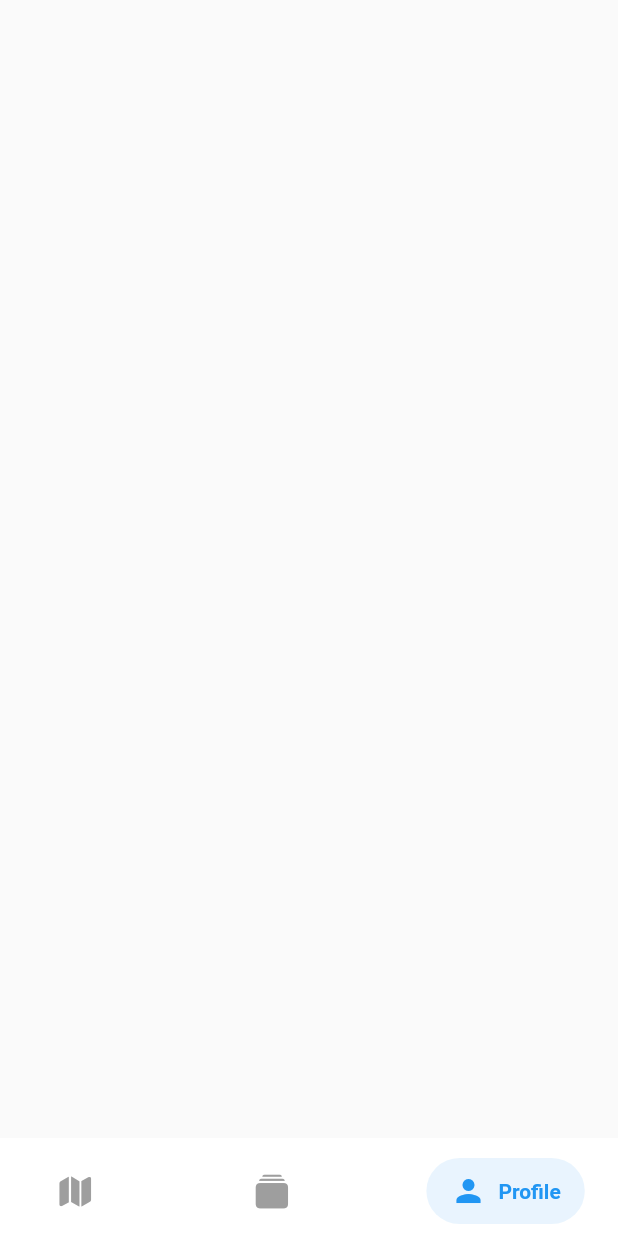
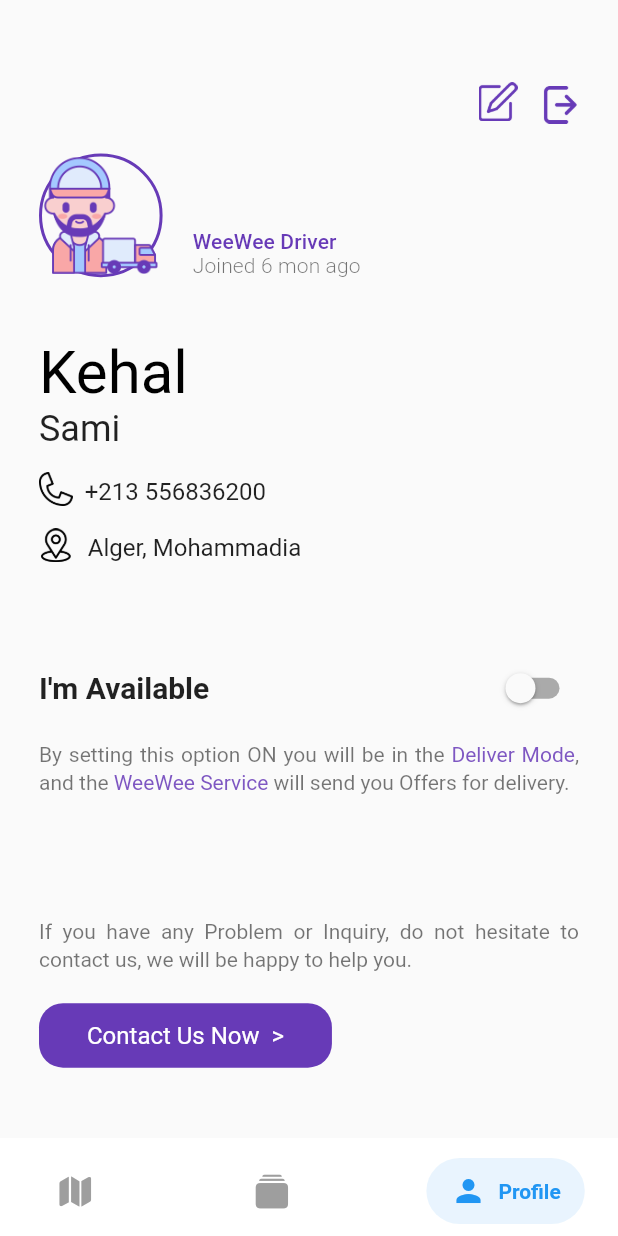
Before and after one commit to DG-Tarek/WeeWee-Delivery, a Flutter app: the screen it shows after launch, item 3 of the bottom bar chosen, on a phone screen of 412 x 824 dp. Run offline on Flutter 3.47's test engine with Material 2 defaults, Android fonts, the phone set to English and light mode, and no system bars; drawn by our look-alikes of salomon_bottom_bar; our stand-ins replace animated_text_kit, dropdown_button2, flutter_bloc, flutter_datetime_picker, flutter_screenutil, smooth_page_indicator; missing offline and left inert: circular_menu.

Commit message:
Add profile Screen

```diff
--- a/lib/src/deliver/packages/package_item.dart
+++ b/lib/src/deliver/packages/package_item.dart
@@ -18,6 +18,7 @@ class PackageItem extends StatelessWidget {
       child: GestureDetector(
         onTap: ()=>Navigator.of(context).push(_createRoute()),
         onLongPress: (){
+          DriverMainCubit().setSelectedPackage();
           DriverMainCubit().changeScreen(0);
         },
         child: Container(
--- /dev/null
+++ b/lib/src/deliver/profile/profile_screen.dart
@@ -0,0 +1,146 @@
+
+import 'package:flutter/material.dart';
+import 'package:weewee_delivery/src/constant/constant.dart';
+
+class ProfileScreen extends StatefulWidget {
+  const ProfileScreen({Key? key}) : super(key: key);
+
+  @override
+  State<ProfileScreen> createState() => _ProfileScreenState();
+}
+
+class _ProfileScreenState extends State<ProfileScreen> {
+
+  bool _available = false ;
+  @override
+  Widget build(BuildContext context) {
+    return Scaffold(
+
+      body: Padding(
+        padding: const EdgeInsets.symmetric(horizontal: 26.0),
+        child: Column(
+          crossAxisAlignment: CrossAxisAlignment.start,
+          children: [
+            Container(
+              height: height*.1,
+            alignment: Alignment.bottomRight,
+              child: Row(
+mainAxisSize: MainAxisSize.min,
+                children: [
+                  SizedBox(
+                    height: 26,
+                  width: 26,
+                    child: Image.asset("assets/icons/edit.png" , color: Colors.deepPurple,),
+                  ),
+                  const SizedBox(width: 16,),
+                  Padding(
+                    padding: const EdgeInsets.only(top: 4.0),
+                    child: SizedBox(height: 25,
+                      width: 25,
+                      child: Image.asset("assets/icons/logout.png" , color: Colors.deepPurple,),
+                    ),
+                  )
+                ],
+              ),
+            ),
+            SizedBox(height: 20,),
+            Row(
+              crossAxisAlignment: CrossAxisAlignment.end,
+              children: [
+                Container(
+                  height: height*.1,
+                  width: height*.1,
+                decoration: BoxDecoration(
+                  shape: BoxShape.circle,
+                  border: Border.all(color: Colors.deepPurple, width: 2)
+                ),
+                child:Image.asset("assets/icons/driver.png"),),
+                SizedBox(width: 20,),
+
+                Column(
+                  crossAxisAlignment: CrossAxisAlignment.start,
+                  children: [
+                    Text("WeeWee Driver", style: Theme.of(context).textTheme.titleSmall!.copyWith(color: Colors.deepPurple),),
+                    Text("Joined 6 mon ago", style: Theme.of(context).textTheme.titleSmall!.copyWith(color: Colors.black54, fontWeight: FontWeight.w300),),
+                  ],
+                ),
+              ],
+            ),
+            SizedBox(height: 40,),
+            Text("Kehal", style: Theme.of(context).textTheme.headlineLarge!.copyWith(color: Colors.black),),
+            Text("Sami", style: Theme.of(context).textTheme.headlineSmall,),
+            SizedBox(height: 15,),
+            Row(
+              crossAxisAlignment: CrossAxisAlignment.end,
+              children: [
+                SizedBox(height: 22.5,
+                width: 22.5,
+                child: Image.asset("assets/icons/phone.png"),),
+                SizedBox(width: 8,),
+                Text("+213 556836200", style: Theme.of(context).textTheme.titleMedium,),
+                              ],
+                            ),
+
+            SizedBox(height: 15,),
+            Row(
+              crossAxisAlignment: CrossAxisAlignment.end,
+              children: [
+                SizedBox(height: 22.5,
+                  width: 22.5,
+                  child: Image.asset("assets/icons/location.png"),),
+                SizedBox(width: 10,),
+                Text("Alger, Mohammadia", style: Theme.of(context).textTheme.titleMedium,),
+              ],
+            ),
+            SizedBox(height: 60,),
+            Row(
+              mainAxisAlignment: MainAxisAlignment.spaceBetween,
+              children: [
+                Text("I'm Available", style: Theme.of(context).textTheme.titleLarge!.copyWith(fontWeight: FontWeight.w600),),
+                Switch(
+                  value: _available,
+                  onChanged: (bool value) {
+                    setState(() {
+                      _available = value;
+                    });
+                  },
+                )
+              ],
+            ),
+            SizedBox(height: 10,),
+            RichText(
+              textAlign: TextAlign.justify,
+              text: TextSpan(
+                text: "By setting this option ON you will be in the ",
+                style: TextStyle(color: Colors.black54 , height: 1.35),
+                children: <TextSpan>[
+                  TextSpan(text: 'Deliver Mode', style: TextStyle(  color: Colors.deepPurple.shade400)),
+                  TextSpan(text: ', and the '),
+                  TextSpan(text: 'WeeWee Service', style: TextStyle(  color: Colors.deepPurple.shade400)),
+                  TextSpan(text: ' will send you Offers for delivery.'),
+                ],
+              ),
+            ),
+            SizedBox(height: 80,),
+
+            Text("If you have any Problem or Inquiry, do not hesitate to contact us, we will be happy to help you.",
+            style: TextStyle(color: Colors.black54 , height: 1.35),
+              textAlign: TextAlign.justify,
+
+            ),
+            SizedBox(height: 20,),
+            Container(
+              padding: EdgeInsets.symmetric(vertical: 12, horizontal: 32),
+              //alignment: Alignment.center,
+              decoration: BoxDecoration(
+                  color: Colors.deepPurple,
+                  borderRadius: BorderRadius.all(Radius.circular(16))
+              ),
+              child: Text("Contact Us Now  >" , style: Theme.of(context).textTheme.titleMedium!.copyWith(color: Colors.white),),
+            ),
+          ],
+        ),
+      ),
+    );
+  }
+}
--- a/lib/src/state_management/deliver/deliver_main_cubit.dart
+++ b/lib/src/state_management/deliver/deliver_main_cubit.dart
@@ -2,6 +2,7 @@ import 'package:flutter/material.dart';
 import 'package:flutter_bloc/flutter_bloc.dart';
 import 'package:weewee_delivery/src/deliver/maps/maps_screen.dart';
 import 'package:weewee_delivery/src/deliver/packages/packages_list_screen.dart';
+import 'package:weewee_delivery/src/deliver/profile/profile_screen.dart';
 import 'package:weewee_delivery/src/state_management/deliver/deliver_main_cubit_state.dart';
 
 class DriverMainCubit extends Cubit<DeliverMainCubitState> {
@@ -16,11 +17,13 @@ class DriverMainCubit extends Cubit<DeliverMainCubitState> {
   List<Widget> _screens = [
     MapsScreen(),
     PackagesListScreen(),
-    Container(),
+    ProfileScreen(),
   ];
 
   final List<String> _typesOfPackages = ["To pick-up", "To deliver", "To return"];
   int _selectedTypeOfPackages = 0;
+
+  bool _selectedPackage = false ;
 
 
   DriverMainCubit._internal() : super(CreateDeliverMainBlocState());
@@ -34,8 +37,13 @@ class DriverMainCubit extends Cubit<DeliverMainCubitState> {
     _selectedTypeOfPackages = _typesOfPackages.indexOf(value);
   }
 
+  void setSelectedPackage(){
+   _selectedPackage = !_selectedPackage;
+  }
+
   Widget get currentScreen => _screens[_currentScreenIndex];
   int get currentScreenIndex => _currentScreenIndex;
   List<String> get typesOfPackages => _typesOfPackages;
   String get selectedTypeOfPackages => _typesOfPackages[_selectedTypeOfPackages];
+  bool get selectedPackage => _selectedPackage;
   }
--- a/pubspec.yaml
+++ b/pubspec.yaml
@@ -81,6 +81,8 @@ flutter:
     - assets/icons/phone.png
     - assets/icons/location.png
     - assets/icons/down-arrow.png
+    - assets/icons/logout.png
+    - assets/icons/edit.png
   #   - images/a_dot_ham.jpeg
 
   # An image asset can refer to one or more resolution-specific "variants", see
```
Also changed, not shown: lib/src/deliver/maps/maps_screen.dart (+88 -11 lines), assets/icons/edit.png (added), assets/icons/logout.png (added).
